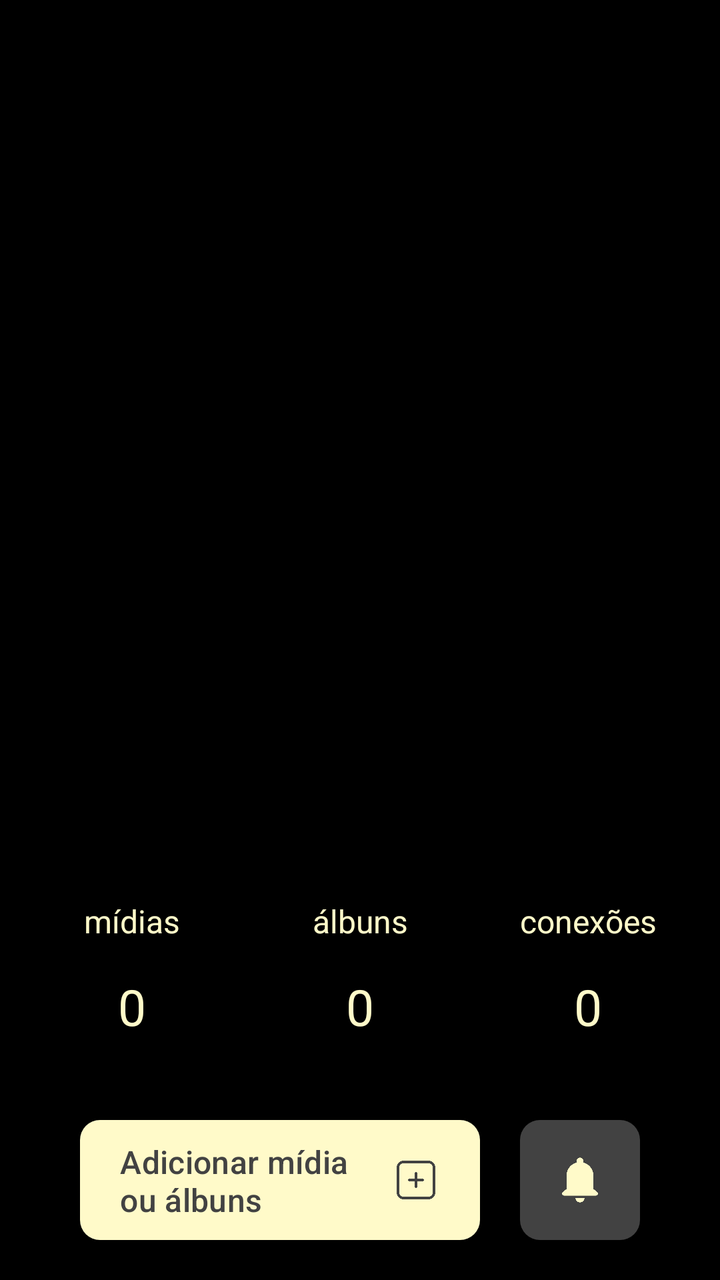
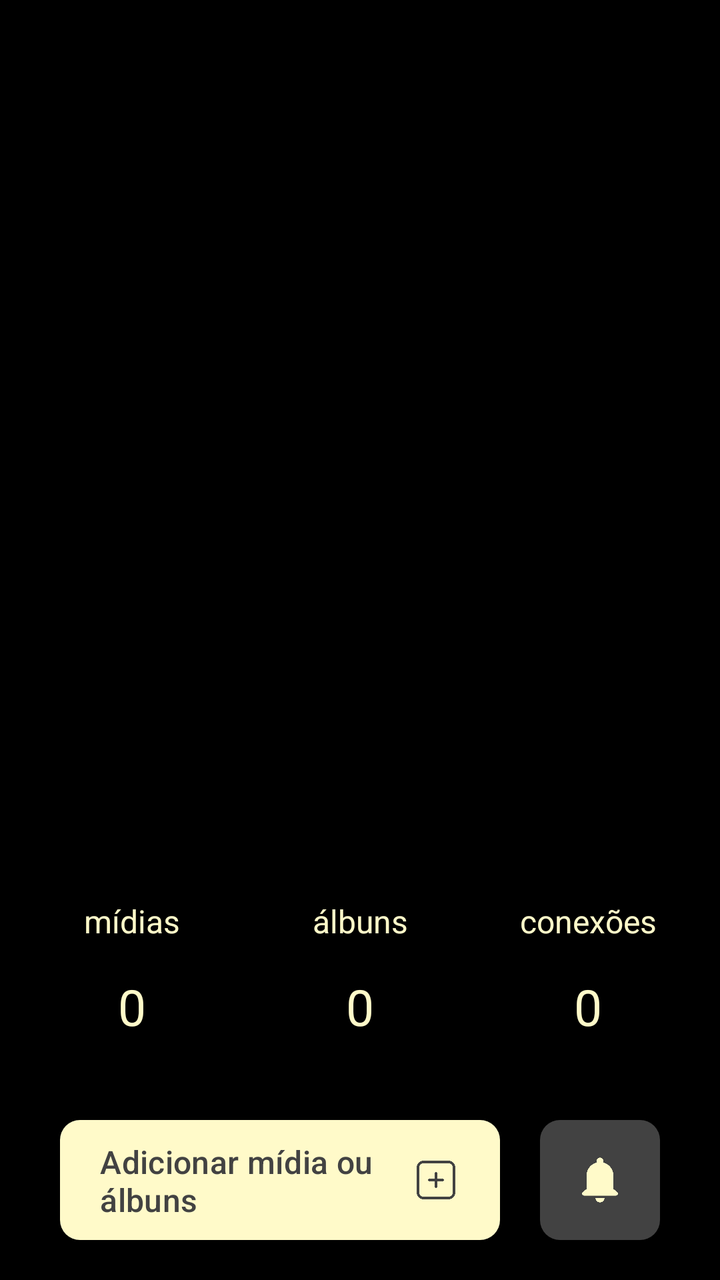

Compare the two renders of this Android layout. The source of the first and the diff that turns it into the second are given below.
<!-- AndroidManifest.xml: application theme Theme.Monaly -->
<!-- res/layout/fragment_feed.xml -->
<?xml version="1.0" encoding="utf-8"?>
<androidx.constraintlayout.widget.ConstraintLayout xmlns:android="http://schemas.android.com/apk/res/android"
    xmlns:app="http://schemas.android.com/apk/res-auto"
    xmlns:tools="http://schemas.android.com/tools"
    android:layout_width="match_parent"
    android:layout_height="match_parent"
    android:background="@color/black"
    tools:context=".ui.fragment.navegation.FeedFragment">

    <com.google.android.material.button.MaterialButton
        android:id="@+id/buttonAdd"
        android:layout_width="0dp"
        android:layout_height="60dp"
        android:layout_marginStart="40dp"
        android:layout_marginEnd="20dp"
        android:layout_marginBottom="20dp"
        android:background="@drawable/drawable_background_button_gray_dark_10_dp"
        android:gravity="start|center_vertical"
        android:paddingStart="20dp"
        android:paddingEnd="20dp"
        android:text="@string/feed_button_to_add"
        android:textAllCaps="false"
        android:textColor="@color/gray_dark"
        android:textSize="16sp"
        app:backgroundTint="@color/bage_neutral"
        app:icon="@drawable/ic_add_gray_dark"
        app:iconGravity="end"
        app:iconSize="24dp"
        app:iconTint="@null"
        app:layout_constraintBottom_toBottomOf="parent"
        app:layout_constraintEnd_toStartOf="@+id/buttonNotification"
        app:layout_constraintHorizontal_bias="0.0"
        app:layout_constraintStart_toStartOf="parent" />

    <com.google.android.material.button.MaterialButton
        android:id="@+id/buttonNotification"
        android:layout_width="60dp"
        android:layout_height="60dp"
        android:layout_marginEnd="40dp"
        android:layout_marginBottom="20dp"
        android:background="@drawable/drawable_background_button_gray_dark_10_dp"
        android:contentDescription="@string/feed_content_description_notification"
        android:insetTop="0dp"
        android:insetBottom="0dp"
        android:padding="0dp"
        app:backgroundTint="@color/gray_dark"
        app:icon="@drawable/ic_notification_bage_neutral"
        app:iconGravity="textStart"
        app:iconPadding="0dp"
        app:iconSize="28dp"
        app:iconTint="@null"
        app:layout_constraintBottom_toBottomOf="parent"
        app:layout_constraintEnd_toEndOf="parent" />

    <TextView
        android:id="@+id/textDefaultAlbun"
        android:layout_width="wrap_content"
        android:layout_height="wrap_content"
        android:layout_marginBottom="40dp"
        android:text="@string/feed__defaut_number"
        android:textColor="@color/bage_neutral"
        android:textSize="25dp"
        app:layout_constraintBottom_toTopOf="@+id/buttonAdd"
        app:layout_constraintEnd_toEndOf="parent"
        app:layout_constraintStart_toStartOf="parent" />

    <TextView
        android:id="@+id/textDefaultConection"
        android:layout_width="wrap_content"
        android:layout_height="wrap_content"
        android:layout_marginStart="100dp"
        android:text="@string/feed__defaut_number"
        android:textColor="@color/bage_neutral"
        android:textSize="25dp"
        app:layout_constraintBottom_toBottomOf="@+id/textDefaultAlbun"
        app:layout_constraintStart_toEndOf="@+id/textDefaultAlbun" />

    <TextView
        android:id="@+id/textDefaultMidia"
        android:layout_width="wrap_content"
        android:layout_height="wrap_content"
        android:layout_marginEnd="100dp"
        android:text="@string/feed__defaut_number"
        android:textColor="@color/bage_neutral"
        android:textSize="25dp"
        app:layout_constraintBottom_toBottomOf="@+id/textDefaultAlbun"
        app:layout_constraintEnd_toStartOf="@+id/textDefaultAlbun" />

    <TextView
        android:id="@+id/textTitleAlbun"
        android:layout_width="wrap_content"
        android:layout_height="wrap_content"
        android:layout_marginBottom="15dp"
        android:text="@string/feed_title_albuns"
        android:textColor="@color/bage_neutral"
        android:textSize="16dp"
        app:layout_constraintBottom_toTopOf="@+id/textDefaultAlbun"
        app:layout_constraintEnd_toEndOf="parent"
        app:layout_constraintStart_toStartOf="parent" />

    <TextView
        android:id="@+id/textTitleConection"
        android:layout_width="wrap_content"
        android:layout_height="wrap_content"
        android:layout_marginBottom="15dp"
        android:text="@string/feed_title_conections"
        android:textColor="@color/bage_neutral"
        android:textSize="16dp"
        app:layout_constraintBottom_toTopOf="@+id/textDefaultConection"
        app:layout_constraintEnd_toEndOf="@+id/textDefaultConection"
        app:layout_constraintStart_toStartOf="@+id/textDefaultConection" />

    <TextView
        android:id="@+id/textTitleMidia"
        android:layout_width="wrap_content"
        android:layout_height="wrap_content"
        android:layout_marginBottom="15dp"
        android:text="@string/feed_title_midia"
        android:textColor="@color/bage_neutral"
        android:textSize="16dp"
        app:layout_constraintBottom_toTopOf="@+id/textDefaultMidia"
        app:layout_constraintEnd_toEndOf="@+id/textDefaultMidia"
        app:layout_constraintStart_toStartOf="@+id/textDefaultMidia" />

</androidx.constraintlayout.widget.ConstraintLayout>
<!-- resources referenced by this layout -->
<resources>
  <color name="bage_neutral">#FFFAC9</color>
  <color name="black">#000000</color>
  <color name="gray_dark">#424242</color>
  <!-- drawable drawable_background_button_gray_dark_10_dp (drawable) -->
  <?xml version="1.0" encoding="utf-8"?>
  <shape xmlns:android="http://schemas.android.com/apk/res/android">
  
      <corners android:radius="10dp"/>
      <solid android:color="@color/gray_dark"/>
  
  </shape>
  <!-- drawable ic_add_gray_dark: png bitmap (drawable, 1667 bytes) -->
  <!-- drawable ic_notification_bage_neutral: png bitmap (drawable, 1421 bytes) -->
  <string name="feed__defaut_number">0</string>
  <string name="feed_button_to_add">Adicionar mídia ou álbuns</string>
  <string name="feed_content_description_notification">Botão de notificação</string>
  <string name="feed_title_albuns">álbuns</string>
  <string name="feed_title_conections">conexões</string>
  <string name="feed_title_midia">mídias</string>
  <style name="Theme.Monaly" parent="Base.Theme.Monaly" />
  <style name="Base.Theme.Monaly" parent="Theme.Material3.DayNight.NoActionBar">
  
  
          
          
  
  
          
          <item name="android:navigationBarColor">@color/black</item>
  
  
      </style>
</resources>

<!-- the commit's change to res/layout/fragment_feed.xml (unified diff, before → after) -->
@@ -11,7 +11,7 @@
         android:id="@+id/buttonAdd"
         android:layout_width="0dp"
         android:layout_height="60dp"
-        android:layout_marginStart="40dp"
+        android:layout_marginStart="30dp"
         android:layout_marginEnd="20dp"
         android:layout_marginBottom="20dp"
         android:background="@drawable/drawable_background_button_gray_dark_10_dp"
@@ -36,7 +36,7 @@
         android:id="@+id/buttonNotification"
         android:layout_width="60dp"
         android:layout_height="60dp"
-        android:layout_marginEnd="40dp"
+        android:layout_marginEnd="30dp"
         android:layout_marginBottom="20dp"
         android:background="@drawable/drawable_background_button_gray_dark_10_dp"
         android:contentDescription="@string/feed_content_description_notification"
